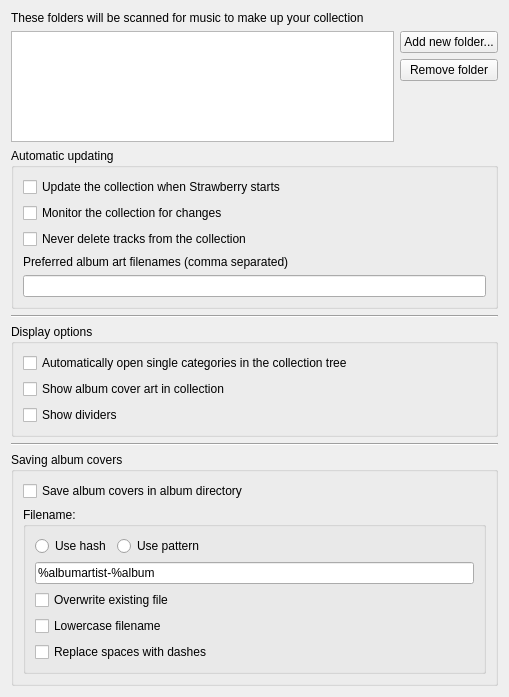
First picture: the form in src/settings/collectionsettingspage.ui, repository strawberrymusicplayer/strawberry, before the edit.
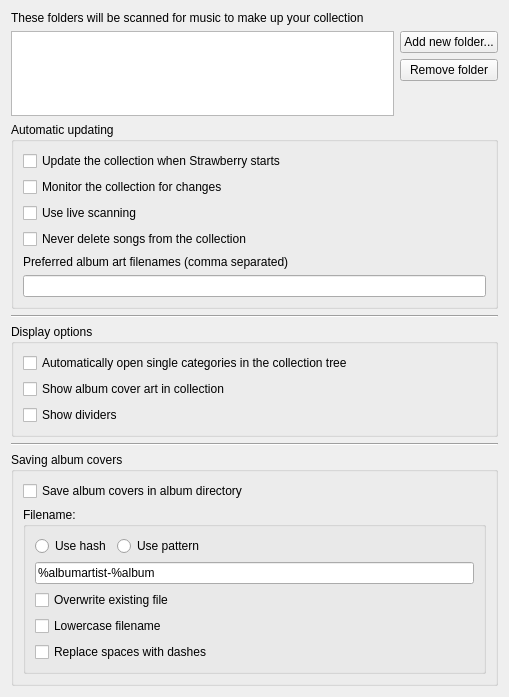
Second picture: the form after the edit.

Commit message: Make live scanning optional

Diff of the .ui file:
```diff
--- a/src/settings/collectionsettingspage.ui
+++ b/src/settings/collectionsettingspage.ui
@@ -92,10 +92,17 @@
         </property>
        </widget>
       </item>
+      <item>
+       <widget class="QCheckBox" name="live_scanning">
+        <property name="text">
+         <string>Use live scanning</string>
+        </property>
+       </widget>
+      </item>
       <item>
        <widget class="QCheckBox" name="prevent_delete">
         <property name="text">
-         <string>Never delete tracks from the collection</string>
+         <string>Never delete songs from the collection</string>
         </property>
        </widget>
       </item>
```
The commit also changes 3 other files.
